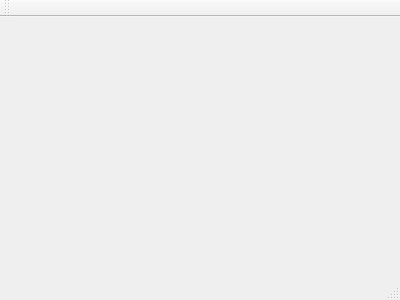
This is client/stealth.ui in hryuk/stealth as Qt 5 draws it before an edit. The edited form follows.
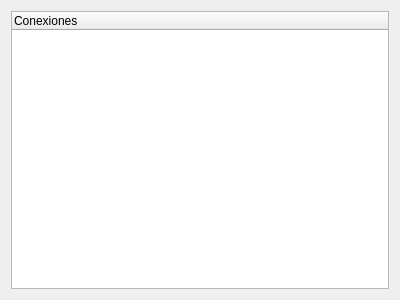
This is the edited form.

Commit message: Añadida pequeña GUI

The edit to the form file:
```diff
--- a/client/stealth.ui
+++ b/client/stealth.ui
@@ -12,13 +12,25 @@
   <property name="windowTitle" >
    <string>Stealth</string>
   </property>
-  <widget class="QMenuBar" name="menuBar" />
-  <widget class="QToolBar" name="mainToolBar" />
-  <widget class="QWidget" name="centralWidget" />
-  <widget class="QStatusBar" name="statusBar" />
+  <widget class="QWidget" name="centralWidget">
+   <layout class="QGridLayout" name="gridLayout_2">
+    <item row="0" column="0">
+     <layout class="QGridLayout" name="gridLayout">
+      <item row="0" column="0">
+       <widget class="QTreeWidget" name="treeWidget">
+        <column>
+         <property name="text">
+          <string>Conexiones</string>
+         </property>
+        </column>
+       </widget>
+      </item>
+     </layout>
+    </item>
+   </layout>
+  </widget>
  </widget>
- <layoutDefault spacing="6" margin="11" />
- <pixmapfunction></pixmapfunction>
+ <layoutdefault spacing="6" margin="11"/>
  <resources/>
  <connections/>
 </ui>
```
Left out of the diff: 7 changed lines with no effect on the pictures. The commit also changes 6 other files.
